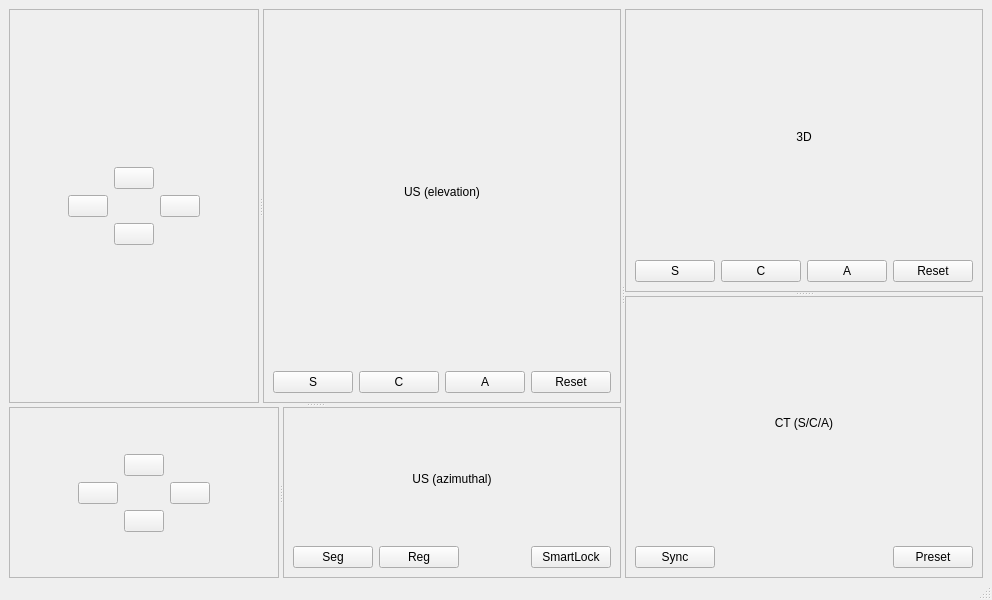
timeanddoctor/pystuff, file vtk/SmartLock2.ui: the form before one commit.
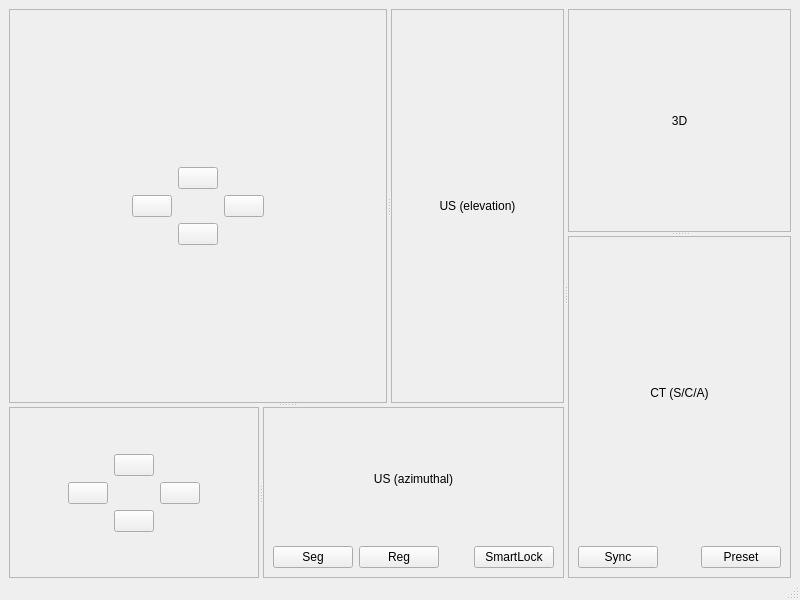
The form after the commit.

Patch:
```diff
--- a/vtk/SmartLock2.ui
+++ b/vtk/SmartLock2.ui
@@ -170,60 +170,6 @@
               </layout>
              </widget>
             </item>
-            <item>
-             <layout class="QHBoxLayout" name="horizontalLayout">
-              <item>
-               <widget class="QPushButton" name="btnSagittalUS">
-                <property name="text">
-                 <string>S</string>
-                </property>
-                <property name="checkable">
-                 <bool>true</bool>
-                </property>
-               </widget>
-              </item>
-              <item>
-               <widget class="QPushButton" name="btnCoronalUS">
-                <property name="text">
-                 <string>C</string>
-                </property>
-                <property name="checkable">
-                 <bool>true</bool>
-                </property>
-               </widget>
-              </item>
-              <item>
-               <widget class="QPushButton" name="btnAxialUS">
-                <property name="text">
-                 <string>A</string>
-                </property>
-                <property name="checkable">
-                 <bool>true</bool>
-                </property>
-               </widget>
-              </item>
-              <item>
-               <spacer name="horizontalSpacer_3">
-                <property name="orientation">
-                 <enum>Qt::Horizontal</enum>
-                </property>
-                <property name="sizeHint" stdset="0">
-                 <size>
-                  <width>40</width>
-                  <height>20</height>
-                 </size>
-                </property>
-               </spacer>
-              </item>
-              <item>
-               <widget class="QPushButton" name="pushButton_7">
-                <property name="text">
-                 <string>Reset</string>
-                </property>
-               </widget>
-              </item>
-             </layout>
-            </item>
            </layout>
           </item>
          </layout>
@@ -446,60 +392,6 @@
              </layout>
             </widget>
            </item>
-           <item>
-            <layout class="QHBoxLayout" name="horizontalLayout_4">
-             <item>
-              <widget class="QPushButton" name="pushButton_17">
-               <property name="text">
-                <string>S</string>
-               </property>
-               <property name="checkable">
-                <bool>true</bool>
-               </property>
-              </widget>
-             </item>
-             <item>
-              <widget class="QPushButton" name="pushButton_18">
-               <property name="text">
-                <string>C</string>
-               </property>
-               <property name="checkable">
-                <bool>true</bool>
-               </property>
-              </widget>
-             </item>
-             <item>
-              <widget class="QPushButton" name="pushButton_19">
-               <property name="text">
-                <string>A</string>
-               </property>
-               <property name="checkable">
-                <bool>true</bool>
-               </property>
-              </widget>
-             </item>
-             <item>
-              <spacer name="horizontalSpacer_6">
-               <property name="orientation">
-                <enum>Qt::Horizontal</enum>
-               </property>
-               <property name="sizeHint" stdset="0">
-                <size>
-                 <width>40</width>
-                 <height>20</height>
-                </size>
-               </property>
-              </spacer>
-             </item>
-             <item>
-              <widget class="QPushButton" name="pushButton_20">
-               <property name="text">
-                <string>Reset</string>
-               </property>
-              </widget>
-             </item>
-            </layout>
-           </item>
           </layout>
          </item>
         </layout>
```
